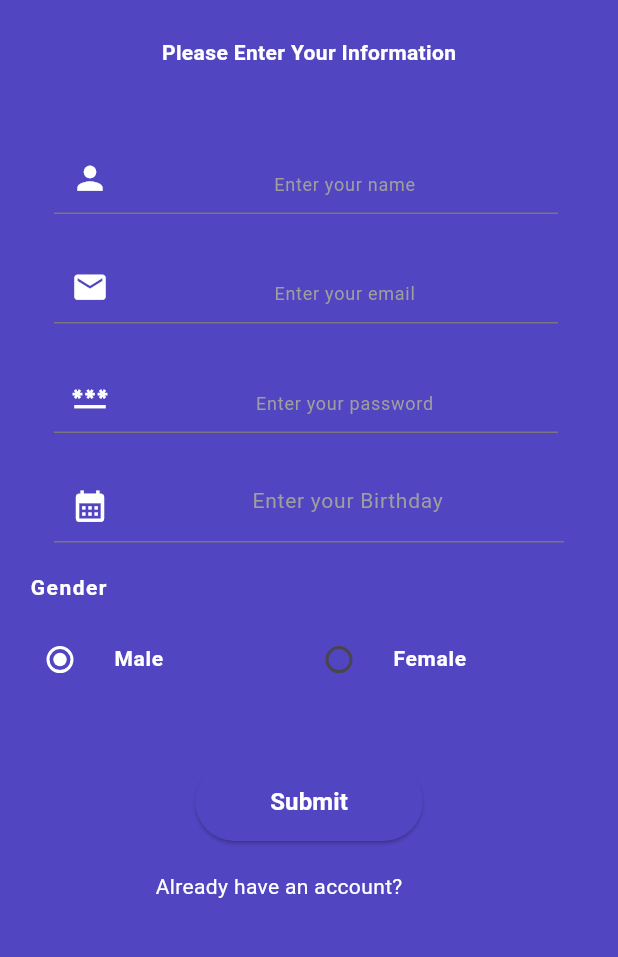
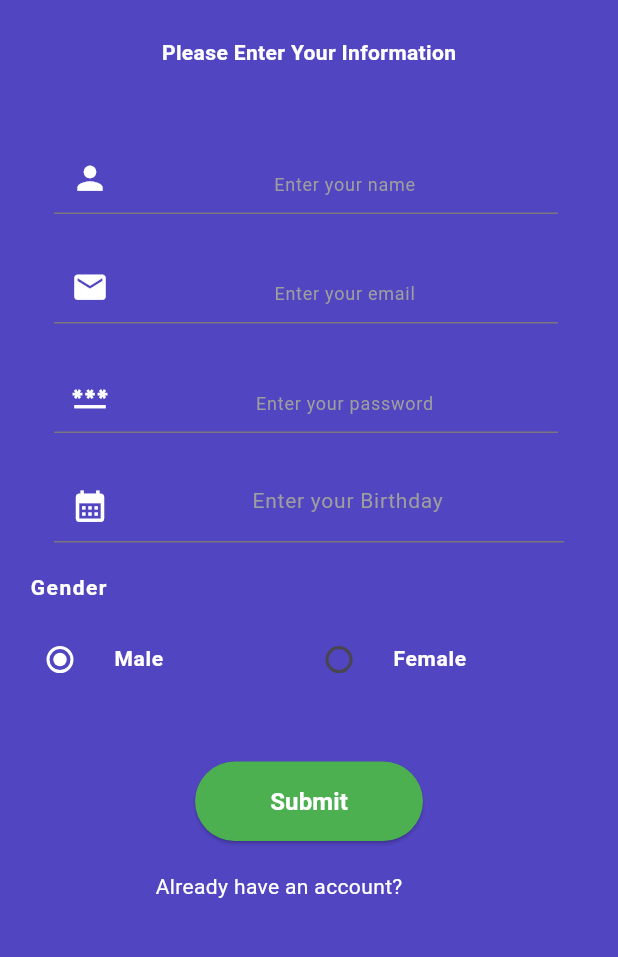
Before and after one commit to Roshan-dgaf/recpie_app, a Flutter app: the screen it shows after launch, on a phone screen of 412 x 824 dp, the part 132-1089 px from its top. Run offline on Flutter 3.47's test engine with Material 3 defaults, Android fonts, the phone set to English and light mode, and no system bars; Roboto replaces fonts that are missing (Montserrat).

Commit message:
BUTTON COLOR FIX

```diff
--- a/lib/Screen/registration_screen.dart
+++ b/lib/Screen/registration_screen.dart
@@ -223,7 +223,7 @@ class _RegistrationScreenState extends State<RegistrationScreen> {
                 ElevatedButton(
                   onPressed: handleSubmit,
                   style: ElevatedButton.styleFrom(
-                    backgroundColor: colorPrimary,
+                    backgroundColor: colorGreen,
                     padding: const EdgeInsets.symmetric(
                         horizontal: 50, vertical: 15),
                     shape: RoundedRectangleBorder(
```
